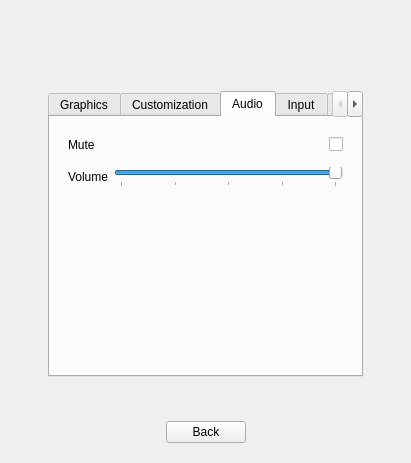
The window that src/SettingsScreen.ui (RemotelyChaotic/JOIPEngine) describes before a commit, drawn with Qt 5.
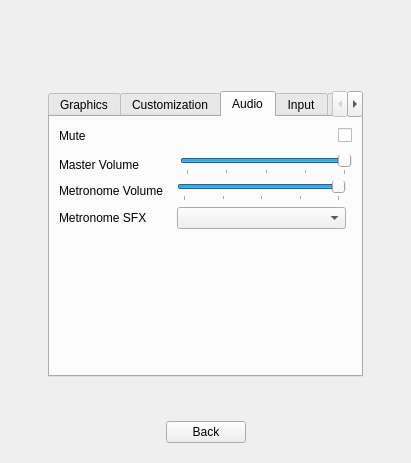
The same window after the commit. The open tabs and pages were chosen to show the change. Custom widgets are drawn as their Qt base class.

Commit message: Made metronome sfx and volume configurable

Patch:
```diff
--- a/src/SettingsScreen.ui
+++ b/src/SettingsScreen.ui
@@ -552,13 +552,13 @@
         <widget class="QWidget" name="pMuteContainer" native="true">
          <layout class="QHBoxLayout" name="horizontalLayout_6">
           <property name="leftMargin">
-           <number>9</number>
+           <number>0</number>
           </property>
           <property name="topMargin">
-           <number>9</number>
+           <number>0</number>
           </property>
           <property name="rightMargin">
-           <number>9</number>
+           <number>0</number>
           </property>
           <property name="bottomMargin">
            <number>3</number>
@@ -603,19 +603,25 @@
         <widget class="QWidget" name="pVolumeContainer" native="true">
          <layout class="QHBoxLayout" name="horizontalLayout_7">
           <property name="leftMargin">
-           <number>9</number>
+           <number>0</number>
           </property>
           <property name="topMargin">
-           <number>3</number>
+           <number>0</number>
           </property>
           <property name="rightMargin">
-           <number>9</number>
+           <number>0</number>
           </property>
           <property name="bottomMargin">
-           <number>9</number>
+           <number>0</number>
           </property>
           <item>
            <widget class="QLabel" name="label_5">
+            <property name="sizePolicy">
+             <sizepolicy hsizetype="Preferred" vsizetype="Preferred">
+              <horstretch>2</horstretch>
+              <verstretch>0</verstretch>
+             </sizepolicy>
+            </property>
             <property name="minimumSize">
              <size>
               <width>1</width>
@@ -623,12 +629,18 @@
              </size>
             </property>
             <property name="text">
-             <string>Volume</string>
+             <string>Master Volume</string>
             </property>
            </widget>
           </item>
           <item>
            <widget class="QSlider" name="pVolumeSlider">
+            <property name="sizePolicy">
+             <sizepolicy hsizetype="Expanding" vsizetype="Fixed">
+              <horstretch>3</horstretch>
+              <verstretch>0</verstretch>
+             </sizepolicy>
+            </property>
             <property name="maximum">
              <number>10000</number>
             </property>
@@ -655,7 +667,7 @@
          </layout>
         </widget>
        </item>
-       <item row="3" column="0" colspan="2">
+       <item row="4" column="0" colspan="2">
         <spacer name="verticalSpacer_5">
          <property name="orientation">
           <enum>Qt::Vertical</enum>
@@ -668,6 +680,81 @@
          </property>
         </spacer>
        </item>
+       <item row="3" column="0">
+        <widget class="QWidget" name="pMetronomeVolumeContainer" native="true">
+         <layout class="QGridLayout" name="gridLayout_10">
+          <property name="leftMargin">
+           <number>0</number>
+          </property>
+          <property name="topMargin">
+           <number>0</number>
+          </property>
+          <property name="rightMargin">
+           <number>0</number>
+          </property>
+          <property name="bottomMargin">
+           <number>0</number>
+          </property>
+          <item row="0" column="1">
+           <widget class="QSlider" name="pMetronomeVolumeSlider">
+            <property name="sizePolicy">
+             <sizepolicy hsizetype="Expanding" vsizetype="Fixed">
+              <horstretch>3</horstretch>
+              <verstretch>0</verstretch>
+             </sizepolicy>
+            </property>
+            <property name="maximum">
+             <number>10000</number>
+            </property>
+            <property name="singleStep">
+             <number>100</number>
+            </property>
+            <property name="value">
+             <number>10000</number>
+            </property>
+            <property name="orientation">
+             <enum>Qt::Horizontal</enum>
+            </property>
+            <property name="tickPosition">
+             <enum>QSlider::TicksBelow</enum>
+            </property>
+            <property name="tickInterval">
+             <number>2500</number>
+            </property>
+           </widget>
+          </item>
+          <item row="0" column="0">
+           <widget class="QLabel" name="label_13">
+            <property name="sizePolicy">
+             <sizepolicy hsizetype="Preferred" vsizetype="Preferred">
+              <horstretch>2</horstretch>
+              <verstretch>0</verstretch>
+             </sizepolicy>
+            </property>
+            <property name="minimumSize">
+             <size>
+              <width>1</width>
+              <height>0</height>
+             </size>
+            </property>
+            <property name="text">
+             <string>Metronome Volume</string>
+            </property>
+           </widget>
+          </item>
+          <item row="1" column="1">
+           <widget class="QComboBox" name="pMetronomeSFXComboBox"/>
+          </item>
+          <item row="1" column="0">
+           <widget class="QLabel" name="label_14">
+            <property name="text">
+             <string>Metronome SFX</string>
+            </property>
+           </widget>
+          </item>
+         </layout>
+        </widget>
+       </item>
       </layout>
      </widget>
      <widget class="QWidget" name="tab_4">
```
Left out of the diff: 12 changed lines with no effect on the pictures. The commit also changes 17 other files.
